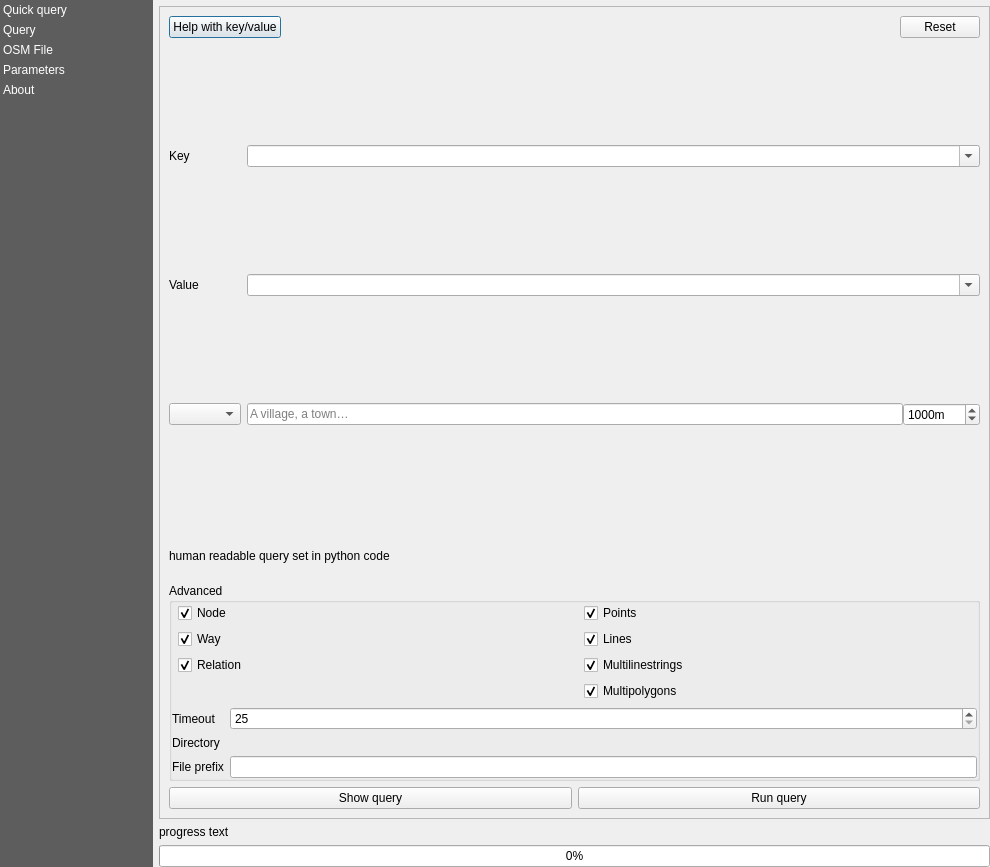
Before: the Qt Designer form QuickOSM/resources/ui/main_window.ui in 3liz/QuickOSM, drawn with Qt 5.
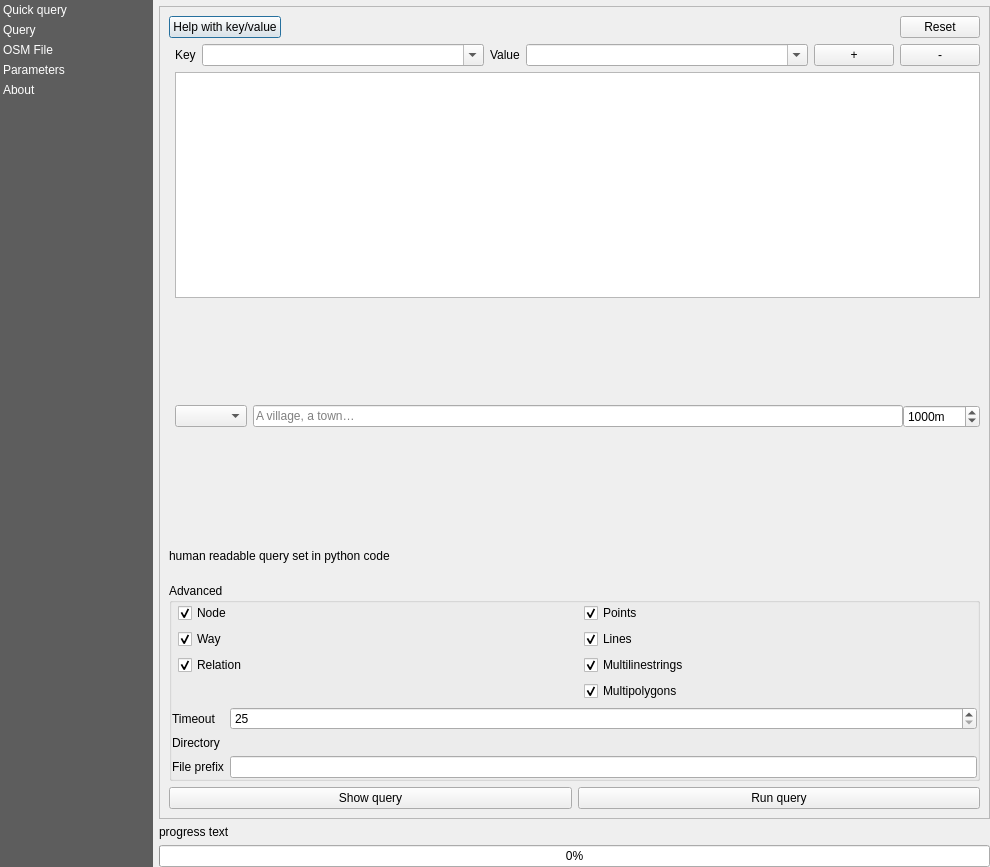
After: the same form once the commit is applied. Custom widgets are drawn as their Qt base class.

The edit to the form file:
```diff
--- a/QuickOSM/resources/ui/main_window.ui
+++ b/QuickOSM/resources/ui/main_window.ui
@@ -209,7 +209,9 @@
                <property name="sizeConstraint">
                 <enum>QLayout::SetDefaultConstraint</enum>
                </property>
-               <item row="0" column="0">
+               <item row="0" column="1">
+                <layout class="QHBoxLayout" name="horizontalLayout_9">
+                 <item>
                 <widget class="QLabel" name="label_41">
                  <property name="toolTip">
                   <string>An OSM key to fetch. If empty, all keys will be fetched.</string>
@@ -219,7 +221,7 @@
                  </property>
                 </widget>
                </item>
-               <item row="0" column="1">
+                 <item>
                 <widget class="QComboBox" name="combo_key">
                  <property name="sizePolicy">
                   <sizepolicy hsizetype="Expanding" vsizetype="Fixed">
@@ -238,7 +240,7 @@
                  </property>
                 </widget>
                </item>
-               <item row="1" column="0">
+                 <item>
                 <widget class="QLabel" name="label_42">
                  <property name="toolTip">
                   <string>An OSM value to fetch. If empty, all values will be fetched.</string>
@@ -248,7 +250,7 @@
                  </property>
                 </widget>
                </item>
-               <item row="1" column="1">
+                 <item>
                 <widget class="QComboBox" name="combo_value">
                  <property name="sizePolicy">
                   <sizepolicy hsizetype="Expanding" vsizetype="Fixed">
@@ -267,14 +269,35 @@
                  </property>
                 </widget>
                </item>
-               <item row="2" column="0">
+                 <item>
+                  <widget class="QPushButton" name="add_row">
+                   <property name="text">
+                    <string notr="true">+</string>
+                   </property>
+                  </widget>
+                 </item>
+                 <item>
+                  <widget class="QPushButton" name="remove_row">
+                   <property name="text">
+                    <string notr="true">-</string>
+                   </property>
+                  </widget>
+                 </item>
+                </layout>
+               </item>
+               <item row="1" column="1">
+                <widget class="QTableWidget" name="table"/>
+               </item>
+               <item row="2" column="1">
+                <layout class="QHBoxLayout" name="horizontalLayout_10">
+                 <item>
                 <widget class="QComboBox" name="combo_query_type_qq">
                  <property name="toolTip">
                   <string>The spatial extent to use for the query.</string>
                  </property>
                 </widget>
                </item>
-               <item row="2" column="1">
+                 <item>
                 <widget class="QStackedWidget" name="stacked_query_type">
                  <property name="lineWidth">
                   <number>0</number>
@@ -364,6 +387,8 @@
                </item>
               </layout>
              </item>
+              </layout>
+             </item>
              <item>
               <layout class="QVBoxLayout" name="verticalLayout_12">
                <item>
@@ -392,7 +417,7 @@
                <property name="checked">
                 <bool>false</bool>
                </property>
-               <property name="collapsed" stdset="0">
+               <property name="collapsed">
                 <bool>false</bool>
                </property>
                <layout class="QVBoxLayout" name="verticalLayout_17">
```
Left out of the diff: 3 changed lines with no effect on the pictures. Lines whose indentation alone changed are shown as unchanged.
